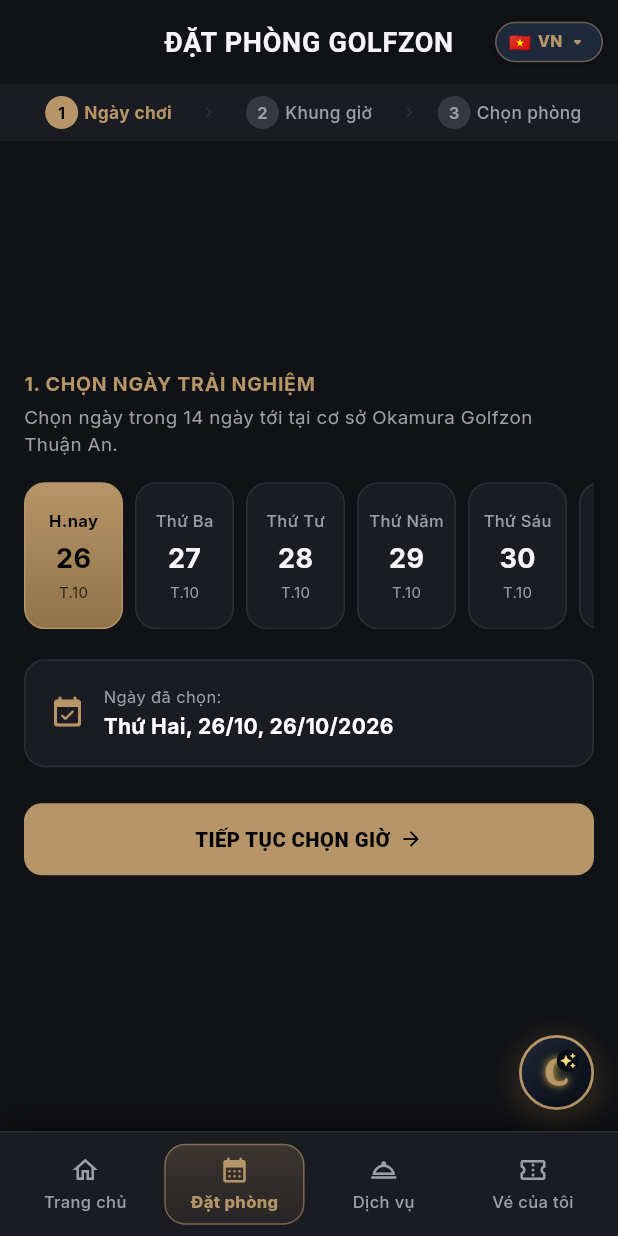
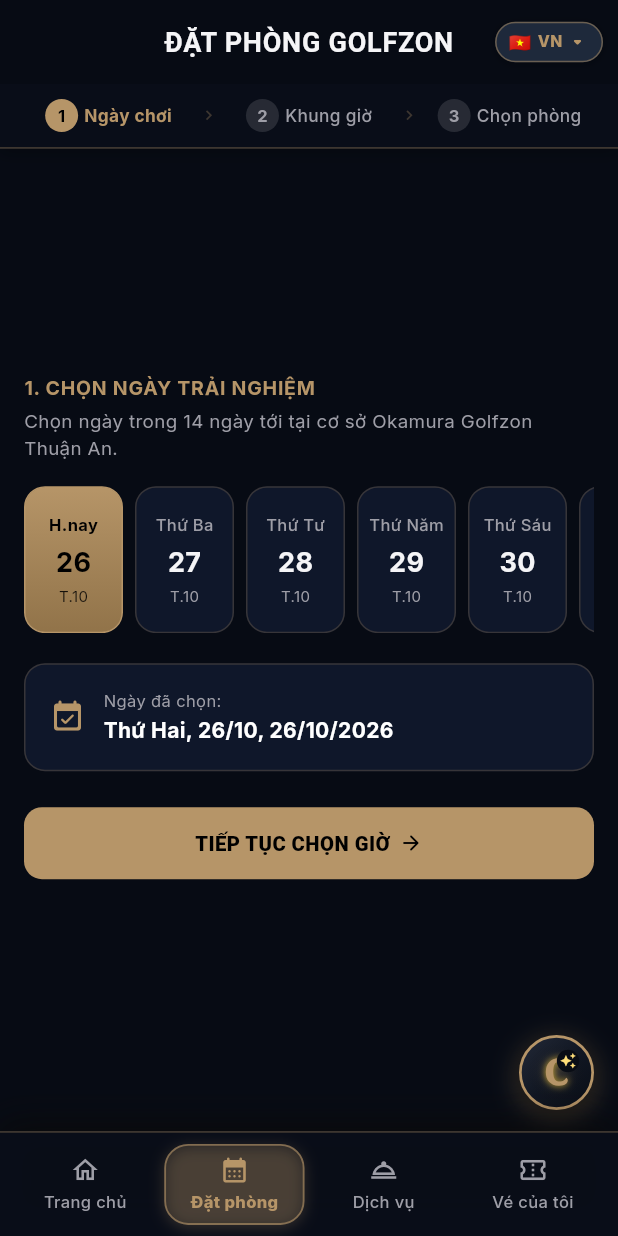
Before and after one commit to huuluc04nhl/GolfOkamura, a Flutter app: the UserBookingScreen screen opened by its route, on a phone screen of 412 x 824 dp. Run offline on Flutter 3.47's test engine with Material 3 defaults, Android fonts, the phone set to English and light mode, and no system bars; our stand-ins replace go_router, google_fonts, shared_preferences; accounts and stored records are empty.

Commit message:
feat(ui): make AI caddie floating button draggable and unify glassmorphic tone across all screens

```diff
--- a/lib/core/theme/app_colors.dart
+++ b/lib/core/theme/app_colors.dart
@@ -8,11 +8,28 @@
   static const Color lightGold = Color(0xFFDFC7A3);
   static const Color softGold = Color(0xFFF7F2EA);
 
-  // User Theme Colors (Luxury Dark & Warm Charcoal)
-  static const Color userBgDark = Color(0xFF111215);
-  static const Color userCardDark = Color(0xFF1B1C22);
-  static const Color userSurfaceDark = Color(0xFF23252E);
-  static const Color userBorder = Color(0xFF2C2F3A);
+  // User Theme Colors (Glassmorphism & Obsidian Carbon chuẩn AuthScreen)
+  static const Color userBgDark = Color(0xFF070B14);
+  static const Color userCardDark = Color(0xFF0F172A);
+  static const Color userSurfaceDark = Color(0xFF141E33);
+  static const Color userBorder = Color(0x3DB69568); // Viền kính ánh vàng kim mờ 24%
+
+  // Glassmorphism System Colors (Đồng bộ tuyệt đối chuẩn 2 Tab Đăng nhập / Đăng ký)
+  static const Color glassBg = Color(0xFF090D18);
+  static const Color glassSurface = Color(0xFF0F172A);
+  static const Color glassBorder = Color(0x4DB69568); // 30% primary gold
+  static const Color glassBorderActive = Color(0xFFB69568);
+
+  // Gradient Vàng Kim Hoàng Gia (Dành cho Active Tab, Nút bấm & Điểm nhấn ánh kim)
+  static const LinearGradient goldGradient = LinearGradient(
+    colors: [
+      Color(0xFFE5C887),
+      Color(0xFFB69568),
+      Color(0xFFB58728),
+    ],
+    begin: Alignment.topLeft,
+    end: Alignment.bottomRight,
+  );
 
   // Light Mode Colors (khi cần nền sáng)
   static const Color userBgLight = Color(0xFFFAF8F5);
--- a/lib/presentation/shared_widgets/ai_floating_button.dart
+++ b/lib/presentation/shared_widgets/ai_floating_button.dart
@@ -3,8 +3,8 @@
 import 'ai_chat_bottom_sheet.dart';
 
 /// Nút nổi (Floating Action Button) hình tròn biểu tượng chữ "C" kích hoạt Trợ lý ảo AI Caddie
-/// Thiết kế siêu gọn (50x50dp), chuẩn Quiet Luxury, nép sát mép trên thanh bottom navigation
-class AiFloatingButton extends StatelessWidget {
+/// Hỗ trợ KÉO THẢ TỰ DO (Draggable) đến mọi vị trí trên màn hình, không che khuất nội dung
+class AiFloatingButton extends StatefulWidget {
   final double bottomOffset;
   final double rightOffset;
 
@@ -15,18 +15,72 @@
   });
 
   @override
+  State<AiFloatingButton> createState() => _AiFloatingButtonState();
+}
+
+class _AiFloatingButtonState extends State<AiFloatingButton> {
+  Offset? _position;
+  bool _isDragging = false;
+  bool _hasMoved = false;
+
+  @override
   Widget build(BuildContext context) {
+    final screenSize = MediaQuery.sizeOf(context);
+    final safePadding = MediaQuery.paddingOf(context);
+
+    // Khởi tạo vị trí mặc định ở góc dưới bên phải (ngay trên thanh bottom navigation)
+    final defaultX = screenSize.width - 50 - widget.rightOffset;
+    final defaultY = screenSize.height - 70 - safePadding.bottom - 50 - widget.bottomOffset;
+
+    final currentPos = _position ?? Offset(defaultX, defaultY);
+
+    // Đảm bảo nút luôn nằm trong phạm vi hiển thị an toàn
+    final minX = 10.0;
+    final maxX = (screenSize.width - 50 - 10.0).clamp(minX, screenSize.width);
+    final minY = safePadding.top + 10.0;
+    final maxY = (screenSize.height - safePadding.bottom - 50 - 10.0).clamp(minY, screenSize.height);
+
+    final safeX = currentPos.dx.clamp(minX, maxX);
+    final safeY = currentPos.dy.clamp(minY, maxY);
+
     return Positioned(
-      bottom: bottomOffset,
-      right: rightOffset,
+      left: safeX,
+      top: safeY,
+      child: GestureDetector(
+        onPanStart: (_) {
+          setState(() {
+            _isDragging = true;
+            _hasMoved = false;
+          });
+        },
+        onPanUpdate: (details) {
+          if (details.delta.distance > 0.6) {
+            _hasMoved = true;
+          }
+          setState(() {
+            final nextX = (currentPos.dx + details.delta.dx).clamp(minX, maxX);
+            final nextY = (currentPos.dy + details.delta.dy).clamp(minY, maxY);
+            _position = Offset(nextX, nextY);
+          });
+        },
+        onPanEnd: (_) {
+          setState(() {
+            _isDragging = false;
+          });
+        },
+        onTap: () {
+          if (!_hasMoved) {
+            AiChatBottomSheet.show(context);
+          }
+        },
         child: Tooltip(
-        message: 'AI Caddie - Trợ lý thông minh',
+          message: 'AI Caddie - Chạm để chat, giữ để kéo thả',
+          child: AnimatedScale(
+            scale: _isDragging ? 1.12 : 1.0,
+            duration: const Duration(milliseconds: 150),
+            curve: Curves.easeOutCubic,
             child: Material(
               color: Colors.transparent,
-          child: InkWell(
-            onTap: () => AiChatBottomSheet.show(context),
-            borderRadius: BorderRadius.circular(28),
-            splashColor: AppColors.primaryGold.withValues(alpha: 0.3),
               child: Container(
                 width: 50,
                 height: 50,
@@ -42,15 +96,17 @@
                     end: Alignment.bottomRight,
                   ),
                   border: Border.all(
-                  color: AppColors.primaryGold,
-                  width: 1.8,
+                    color: _isDragging ? const Color(0xFFFFDF7A) : AppColors.primaryGold,
+                    width: _isDragging ? 2.2 : 1.8,
                   ),
                   boxShadow: [
                     BoxShadow(
-                    color: AppColors.primaryGold.withValues(alpha: 0.38),
-                    blurRadius: 14,
-                    offset: const Offset(0, 4),
-                    spreadRadius: 1,
+                      color: AppColors.primaryGold.withValues(
+                        alpha: _isDragging ? 0.65 : 0.38,
+                      ),
+                      blurRadius: _isDragging ? 22 : 14,
+                      offset: Offset(0, _isDragging ? 6 : 4),
+                      spreadRadius: _isDragging ? 2 : 1,
                     ),
                     BoxShadow(
                       color: Colors.black.withValues(alpha: 0.6),
@@ -118,6 +174,7 @@
             ),
           ),
         ),
+      ),
     );
   }
 }
--- a/lib/presentation/user/screens/user_booking_screen.dart
+++ b/lib/presentation/user/screens/user_booking_screen.dart
@@ -285,23 +285,38 @@
   Widget _buildStepIndicator(double hPadding) {
     final isGuest = context.watch<BookingProvider>().isGuest;
     return Container(
-      color: AppColors.userCardDark,
-      padding: EdgeInsets.symmetric(horizontal: hPadding > 12 ? 12 : 8, vertical: 8),
+      decoration: BoxDecoration(
+        color: AppColors.glassBg,
+        border: Border(
+          bottom: BorderSide(
+            color: AppColors.glassBorder,
+            width: 1.2,
+          ),
+        ),
+        boxShadow: [
+          BoxShadow(
+            color: Colors.black.withValues(alpha: 0.3),
+            blurRadius: 8,
+            offset: const Offset(0, 2),
+          ),
+        ],
+      ),
+      padding: EdgeInsets.symmetric(horizontal: hPadding > 12 ? 12 : 8, vertical: 10),
       child: Row(
         children: [
           Expanded(
             child: _buildStepPill(1, context.tr('step_1_date'), Icons.calendar_today_rounded),
           ),
-          const Icon(Icons.chevron_right, size: 13, color: AppColors.userBorder),
+          Icon(Icons.chevron_right, size: 13, color: AppColors.primaryGold.withValues(alpha: 0.3)),
           Expanded(
             child: _buildStepPill(2, context.tr('step_2_time'), Icons.access_time_rounded),
           ),
-          const Icon(Icons.chevron_right, size: 13, color: AppColors.userBorder),
+          Icon(Icons.chevron_right, size: 13, color: AppColors.primaryGold.withValues(alpha: 0.3)),
           Expanded(
             child: _buildStepPill(3, context.tr('step_3_room'), Icons.meeting_room_rounded),
           ),
           if (isGuest) ...[
-            const Icon(Icons.chevron_right, size: 13, color: AppColors.userBorder),
+            Icon(Icons.chevron_right, size: 13, color: AppColors.primaryGold.withValues(alpha: 0.3)),
             Expanded(
               child: _buildStepPill(4, context.tr('step_4_info'), Icons.person_pin_rounded),
             ),
@@ -1841,22 +1856,34 @@
                         padding: const EdgeInsets.only(left: 6),
                         child: InkWell(
                           onTap: () => setState(() => _durationHours = hrs),
-                          borderRadius: BorderRadius.circular(8),
-                          child: Container(
-                            padding: const EdgeInsets.symmetric(horizontal: 10, vertical: 5),
+                          borderRadius: BorderRadius.circular(20),
+                          child: AnimatedContainer(
+                            duration: const Duration(milliseconds: 180),
+                            padding: const EdgeInsets.symmetric(horizontal: 12, vertical: 6),
                             decoration: BoxDecoration(
-                              color: selected ? AppColors.primaryGold : AppColors.userSurfaceDark,
-                              borderRadius: BorderRadius.circular(8),
+                              color: selected ? null : AppColors.glassBg,
+                              gradient: selected ? AppColors.goldGradient : null,
+                              borderRadius: BorderRadius.circular(20),
                               border: Border.all(
-                                color: selected ? AppColors.primaryGold : AppColors.userBorder,
+                                color: selected ? AppColors.primaryGold : AppColors.glassBorder,
+                                width: 1.2,
                               ),
+                              boxShadow: selected
+                                  ? [
+                                      BoxShadow(
+                                        color: AppColors.primaryGold.withValues(alpha: 0.35),
+                                        blurRadius: 8,
+                                        offset: const Offset(0, 2),
+                                      ),
+                                    ]
+                                  : null,
                             ),
                             child: Text(
                               '${hrs}h',
                               style: TextStyle(
-                                color: selected ? Colors.black : AppColors.textMuted,
-                                fontSize: 11.5,
-                                fontWeight: FontWeight.w800,
+                                color: selected ? Colors.black : Colors.white70,
+                                fontSize: 12,
+                                fontWeight: FontWeight.w900,
                               ),
                             ),
                           ),
--- a/lib/presentation/user/shells/user_shell.dart
+++ b/lib/presentation/user/shells/user_shell.dart
@@ -119,16 +119,21 @@
           child: Container(
             height: 70 + MediaQuery.paddingOf(context).bottom,
             decoration: BoxDecoration(
-              color: AppColors.userCardDark,
+              color: AppColors.glassBg.withValues(alpha: 0.96),
               boxShadow: [
                 BoxShadow(
-                  color: Colors.black.withValues(alpha: 0.5),
-                  blurRadius: 16,
+                  color: Colors.black.withValues(alpha: 0.7),
+                  blurRadius: 20,
                   offset: const Offset(0, -4),
+                ),
+                BoxShadow(
+                  color: AppColors.primaryGold.withValues(alpha: 0.05),
+                  blurRadius: 24,
+                  offset: const Offset(0, -2),
                 ),
               ],
               border: Border(
-                top: const BorderSide(color: AppColors.userBorder, width: 1),
+                top: BorderSide(color: AppColors.primaryGold.withValues(alpha: 0.3), width: 1.2),
                 left: isWideScreen
                     ? BorderSide(color: AppColors.primaryGold.withValues(alpha: 0.2), width: 1)
                     : BorderSide.none,
@@ -216,23 +221,25 @@
         height: 54,
         padding: const EdgeInsets.symmetric(horizontal: 6, vertical: 5),
         decoration: BoxDecoration(
-          gradient: isSelected
-              ? LinearGradient(
-                  colors: [
-                    AppColors.primaryGold.withValues(alpha: 0.22),
-                    AppColors.darkGold.withValues(alpha: 0.10),
-                  ],
-                  begin: Alignment.topCenter,
-                  end: Alignment.bottomCenter,
-                )
-              : null,
-          borderRadius: BorderRadius.circular(14),
+          color: isSelected
+              ? AppColors.primaryGold.withValues(alpha: 0.16)
+              : Colors.transparent,
+          borderRadius: BorderRadius.circular(16),
           border: Border.all(
             color: isSelected
-                ? AppColors.primaryGold.withValues(alpha: 0.55)
+                ? AppColors.primaryGold.withValues(alpha: 0.6)
                 : Colors.transparent,
-            width: 1,
+            width: 1.2,
           ),
+          boxShadow: isSelected
+              ? [
+                  BoxShadow(
+                    color: AppColors.primaryGold.withValues(alpha: 0.25),
+                    blurRadius: 8,
+                    offset: const Offset(0, 2),
+                  ),
+                ]
+              : null,
         ),
         child: FittedBox(
           fit: BoxFit.scaleDown,
```
Also changed, not shown: lib/presentation/user/screens/user_home_screen.dart (+20 -14 lines), lib/presentation/user/screens/user_services_screen.dart (+31 -14 lines). Lines whose indentation alone changed are shown as unchanged.
